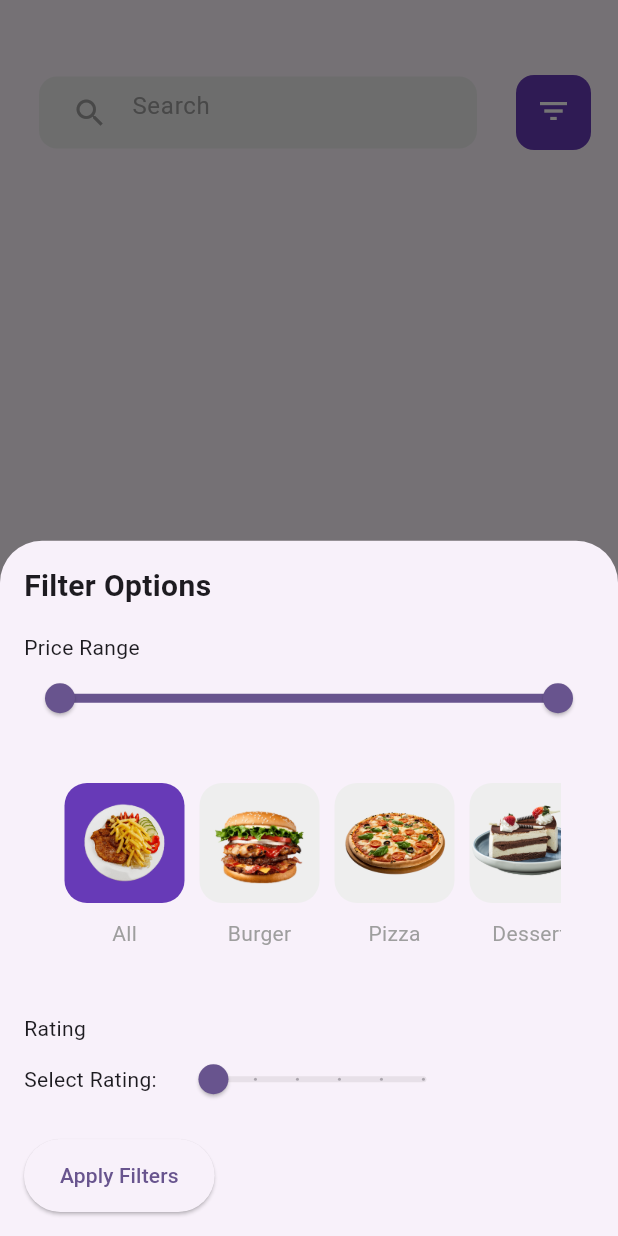
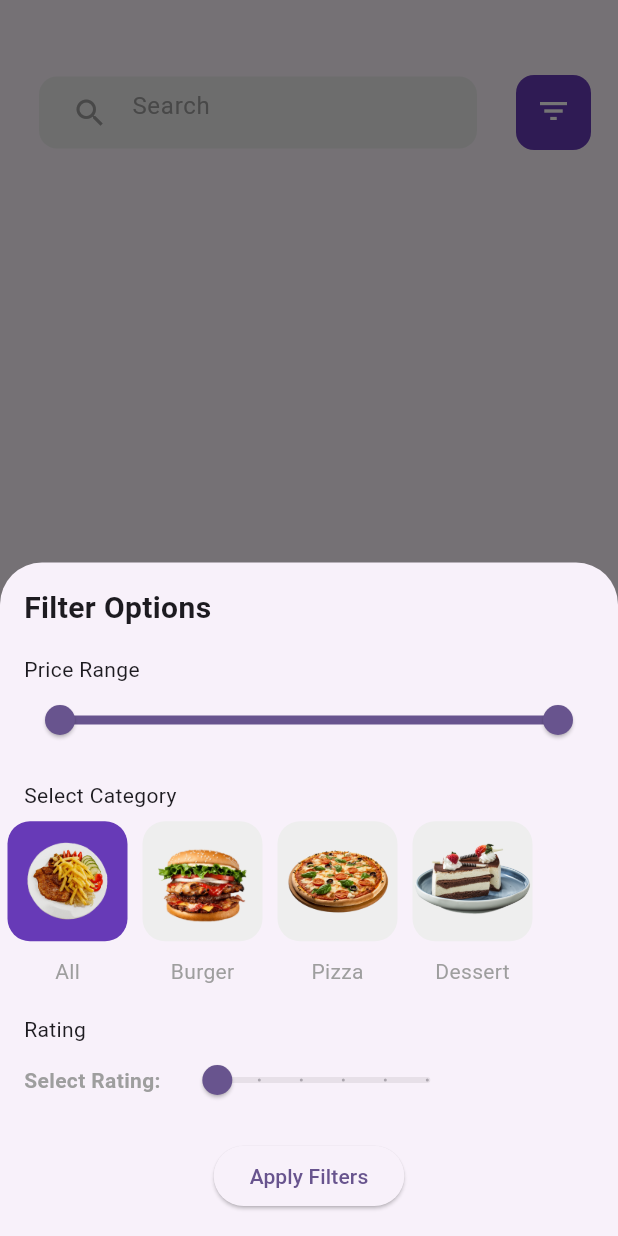
Before and after one commit to zetro-malik/Flutter-Food-Order-App, a Flutter app: the BottomNavigationView screen opened directly, item 2 of the bottom bar chosen, after a tap on the "filter list" icon, on a phone screen of 412 x 824 dp. Run offline on Flutter 3.47's test engine with Material 2 defaults, Android fonts, the phone set to English and light mode, and no system bars; our stand-ins replace get; missing offline and left inert: dart:ffi.

Commit message:
bottom sheet - filter options

```diff
--- a/lib/screens/search_food/search_food_view.dart
+++ b/lib/screens/search_food/search_food_view.dart
@@ -1,5 +1,6 @@
 import 'package:flutter/material.dart';
 import 'package:food_order_ui/screens/search_food/search_food_viewmodel.dart';
+import 'package:food_order_ui/widgets/custom_widgets.dart';
 import 'package:food_order_ui/widgets/product_cards.dart';
 import 'package:get/get.dart';
 
@@ -78,36 +79,58 @@ class SearchFoodView extends StatelessWidget {
     showModalBottomSheet(
       context: context,
       builder: (BuildContext context) {
-        return Container(
-          padding: EdgeInsets.all(16.0),
-          child: Column(
+        return Column(
           crossAxisAlignment: CrossAxisAlignment.start,
           mainAxisSize: MainAxisSize.min,
           children: [
-             const Text(
+            const SizedBox(height: 16),
+            const  Padding(
+             padding:  EdgeInsets.symmetric(horizontal: 16.0),
+             child:  Text(
                 'Filter Options',
                 style: TextStyle(fontSize: 20, fontWeight: FontWeight.bold),
               ),
+           ),
             const SizedBox(height: 16),
-              const Text('Price Range'),
-              RangeSlider(
-                values: RangeValues(0, 100),
+            const Padding(
+              padding:  EdgeInsets.symmetric(horizontal: 16.0),
+              child:  Text('Price Range'),
+            ),
+            Padding(
+              padding: const EdgeInsets.symmetric(horizontal: 16.0),
+              child: RangeSlider(
+                values: const RangeValues(0, 100),
                 min: 0,
                 max: 100,
                 onChanged: (RangeValues values) {
                   // Handle price range changes
                 },
               ),
+            ),
+            const SizedBox(height: 16),
+            const Padding(
+              padding:  EdgeInsets.symmetric(horizontal: 16.0),
+              child:  Text('Select Category'),
+            ),
             tabView(),
             const SizedBox(height: 16),
-              const Text('Rating'),
-              RatingSelector(
+            const Padding(
+              padding:  EdgeInsets.symmetric(horizontal: 16.0),
+              child:  Text('Rating'),
+            ),
+            Padding(
+              padding: const EdgeInsets.symmetric(horizontal: 16.0),
+              child: RatingSelector(
                 onChanged: (double rating) {
                   // Handle rating changes
                 },
               ),
+            ),
             const SizedBox(height: 16),
-              Expanded(
+            Padding(
+              padding: const EdgeInsets.symmetric(horizontal: 16.0),
+              child: Align(
+                alignment: Alignment.center,
                 child: ElevatedButton(
                   onPressed: () {
                     // Apply filters and update product list
@@ -116,8 +139,10 @@ class SearchFoodView extends StatelessWidget {
                   child: const Text('Apply Filters'),
                 ),
               ),
+            ),
+            const SizedBox(height: 16),
+
           ],
-          ),
         );
       },
     );
@@ -125,58 +150,15 @@ class SearchFoodView extends StatelessWidget {
 
 
   Widget tabView(){
-    return Container(
-      padding: const EdgeInsets.symmetric(horizontal: 22.0),
+    return SizedBox(
       width: double.infinity,
-      height: 170,
+      height: 120,
       child: ListView.builder(
         itemCount: viewModel.tabViewItems.length,
         scrollDirection:Axis.horizontal,
         itemBuilder: (context, index) {
-
           return TabBarCard(index: index, viewModel: viewModel);
-
         },),
     );
   }
 }
-
-
-
-
-
-class RatingSelector extends StatefulWidget {
-  final ValueChanged<double> onChanged;
-
-  RatingSelector({required this.onChanged});
-
-  @override
-  _RatingSelectorState createState() => _RatingSelectorState();
-}
-
-class _RatingSelectorState extends State<RatingSelector> {
-  double _rating = 0;
-
-  @override
-  Widget build(BuildContext context) {
-    return Row(
-      children: [
-        const Text('Select Rating: '),
-        const SizedBox(width: 8),
-        Slider(
-          value: _rating,
-          onChanged: (value) {
-            setState(() {
-              _rating = value;
-              widget.onChanged(_rating);
-            });
-          },
-          min: 0,
-          max: 5,
-          divisions: 5,
-          label: _rating.toString(),
-        ),
-      ],
-    );
-  }
-}
--- a/lib/screens/search_food/search_food_viewmodel.dart
+++ b/lib/screens/search_food/search_food_viewmodel.dart
@@ -21,6 +21,14 @@ class SearchFoodViewModel extends GetxController{
     {
       'name':"Dessert",
       "img":"asset/images/cake-removebg-preview.png",
-    }
+    },
+
   ];
+
+
+  updateSelectTab(newValue){
+    selectedTab.value=newValue;
+  }
+
+
 }
--- /dev/null
+++ b/lib/widgets/custom_widgets.dart
@@ -0,0 +1,39 @@
+import 'package:flutter/material.dart';
+
+
+class RatingSelector extends StatefulWidget {
+  final ValueChanged<double> onChanged;
+
+  RatingSelector({required this.onChanged});
+
+  @override
+  _RatingSelectorState createState() => _RatingSelectorState();
+}
+
+class _RatingSelectorState extends State<RatingSelector> {
+  double _rating = 0;
+
+  @override
+  Widget build(BuildContext context) {
+    return Row(
+      children: [
+        const Text('Select Rating: ',
+            style: TextStyle(color: Colors.grey, fontWeight: FontWeight.bold)),
+        const SizedBox(width: 8),
+        Slider(
+          value: _rating,
+          onChanged: (value) {
+            setState(() {
+              _rating = value;
+              widget.onChanged(_rating);
+            });
+          },
+          min: 0,
+          max: 5,
+          divisions: 5,
+          label: _rating.toString(),
+        ),
+      ],
+    );
+  }
+}
```
Lines whose indentation alone changed are shown as unchanged.
